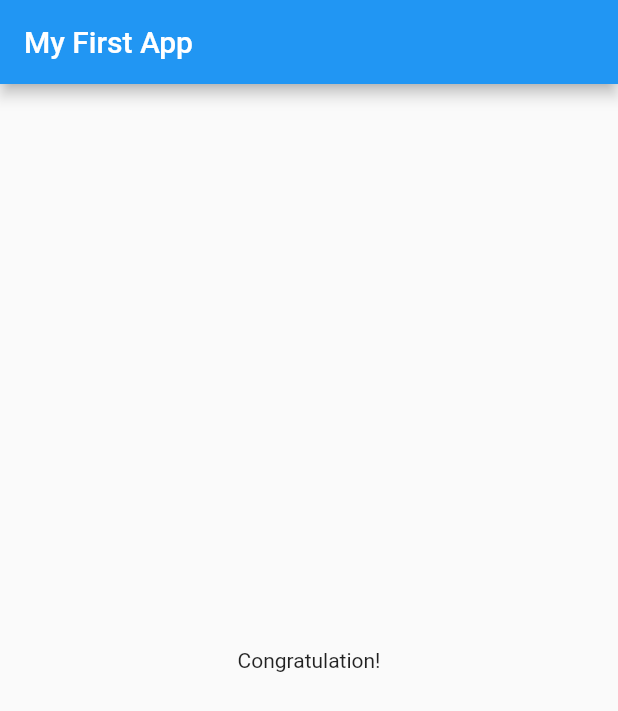
After one commit to devraselhossen/Quiz_App, a Flutter app: the screen it shows after launch, after a tap on "Black", after a tap on "Lion", after a tap on "Mahmudullah", on a phone screen of 412 x 824 dp. The commit adds this screen. Shown: the top 711 px of the screen. Run offline on Flutter 3.47's test engine with Material 2 defaults, Android fonts, the phone set to English and light mode, and no system bars.

Commit message:
six Commite

```diff
--- a/lib/home.dart
+++ b/lib/home.dart
@@ -3,6 +3,8 @@
 import 'package:flutter/material.dart';
 import 'package:leason_2/answer.dart';
 import 'package:leason_2/question.dart';
+import 'package:leason_2/quiz.dart';
+import 'package:leason_2/result.dart';
 
 class Home extends StatefulWidget {
   const Home({Key? key}) : super(key: key);
@@ -12,7 +14,7 @@ class Home extends StatefulWidget {
 }
 
 class _HomeState extends State<Home> {
-  final questions = const [
+  final _questions = const [
     {
       'questionText': 'What\'s your favourite color?',
       'answers': ['Black', 'Green', 'Blue', 'White']
@@ -34,7 +36,7 @@ class _HomeState extends State<Home> {
       _questionIndex = _questionIndex + 1;
     });
     print(_questionIndex);
-    if (_questionIndex < questions.length) {
+    if (_questionIndex < _questions.length) {
       print("We have more question");
     } else {
       print("No more question");
@@ -47,18 +49,11 @@ class _HomeState extends State<Home> {
         appBar: AppBar(
           title: Text("My First App"),
         ),
-        body: _questionIndex < questions.length
-            ? ListView(
-                children: [
-                  Question(questions[_questionIndex]['questionText'] as String),
-                  ...(questions[_questionIndex]['answers'] as List<String>)
-                      .map((answer) {
-                    return Answer(_answerQuestion, answer);
-                  }).toList()
-                ],
-              )
-            : Center(
-                child: Text("Congratulation!"),
-              ));
+        body: _questionIndex < _questions.length
+            ? Qiuz(
+                answerQuestion: _answerQuestion,
+                questionIndex: _questionIndex,
+                questions: _questions)
+            : Result());
   }
 }
--- /dev/null
+++ b/lib/result.dart
@@ -0,0 +1,12 @@
+import 'package:flutter/material.dart';
+
+class Result extends StatelessWidget {
+  const Result({Key? key}) : super(key: key);
+
+  @override
+  Widget build(BuildContext context) {
+    return const Center(
+      child: Text("Congratulation!"),
+    );
+  }
+}
```
